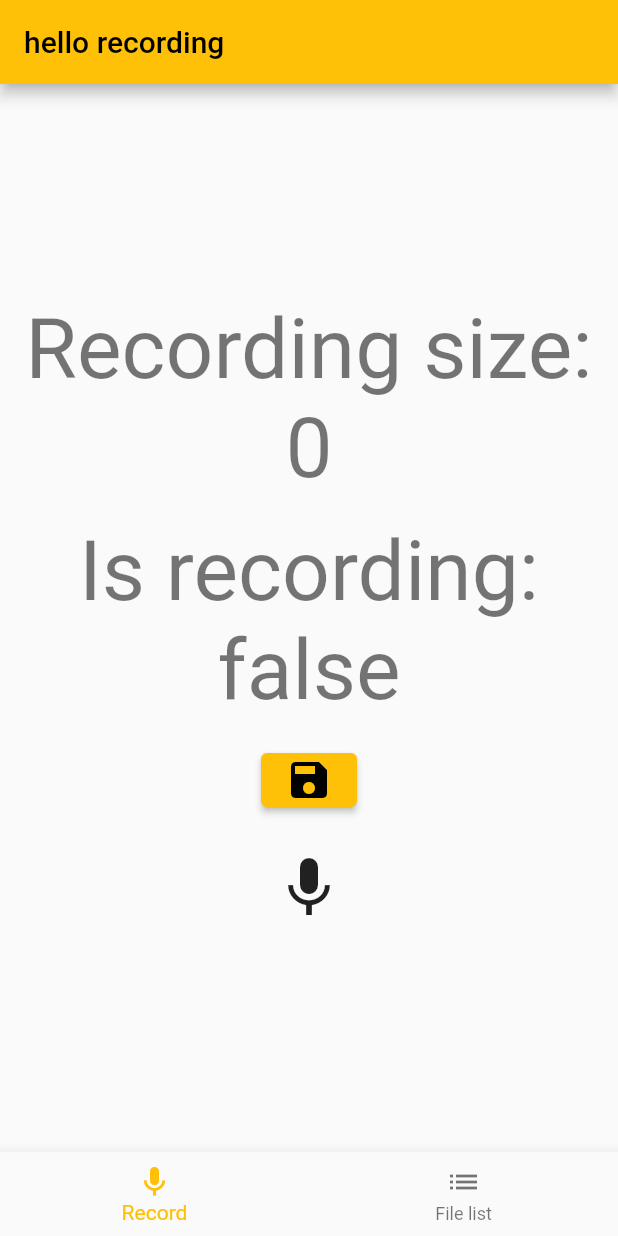
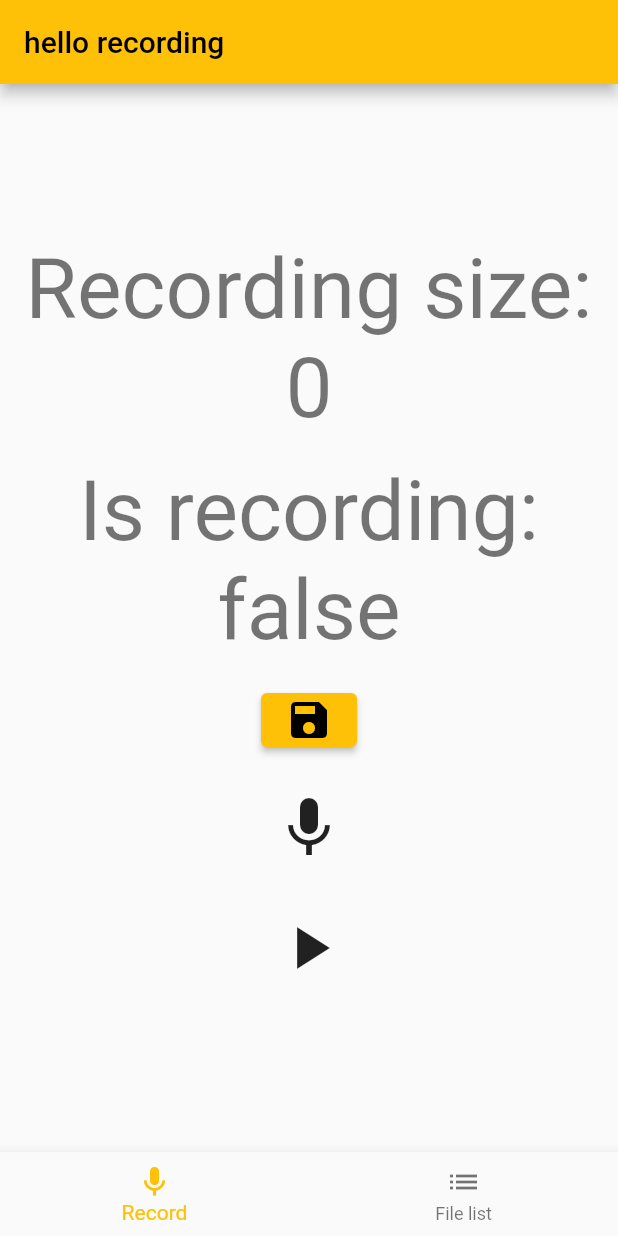
Before and after one commit to kassfir/audio_recorder_app, a Flutter app: the screen it shows after launch, after a tap on the "save" icon, on a phone screen of 412 x 824 dp. Run offline on Flutter 3.47's test engine with Material 2 defaults, Android fonts, the phone set to English and light mode, and no system bars; our stand-ins replace audioplayers; missing offline and left inert: dart:ffi, mic_stream.

Commit message:
headers are now added to the saveFile function. Saved files can now be played

```diff
--- a/lib/record_screen.dart
+++ b/lib/record_screen.dart
@@ -2,11 +2,14 @@ import 'dart:async';
 import 'dart:io';
 import 'dart:core';
 import 'dart:developer';
+import 'dart:typed_data';
 
+import 'package:audioplayers/audioplayers.dart';
 import 'package:flutter/material.dart';
 
 import 'package:mic_stream/mic_stream.dart';
 import 'package:path_provider/path_provider.dart';
+import 'package:uuid/uuid.dart';
 
 class RecordScreen extends StatefulWidget {
   const RecordScreen({Key? key}) : super(key: key);
@@ -27,25 +30,27 @@ class RecordScreenState extends State<RecordScreen> {
   bool _isRecording = false;
   bool _isInitializing = true;
   Stream<List<int>>? stream;
-  List<int> _bytes = [];
+  // Uint8List _bytes = Uint8List.fromList([]);
+  final List<int> _bytes = [];
+  StreamSubscription<List<int>>? streamSubscription;
+  final AudioPlayer player = AudioPlayer();
 
-  StreamSubscription<List<int>>? streamSubscription;
-
-  @override
-  void initState() {
-    super.initState();
-  }
+  final SAMPLE_RATE = 44100;
 
   @override
   void didChangeDependencies() async {
     if (_isInitializing) {
-      stream = await MicStream.microphone(sampleRate: 44100);
+      stream = await MicStream.microphone(
+        sampleRate: SAMPLE_RATE,
+        channelConfig: ChannelConfig.CHANNEL_IN_MONO,
+        audioFormat: AudioFormat.ENCODING_PCM_16BIT,
+      );
       streamSubscription = stream!.listen((samples) {
         if (_isRecording) {
+          // _bytes.addAll(samples);
           _bytes.addAll(samples);
           setState(() {});
         }
-        ;
       });
 
       setState(() {
@@ -67,10 +72,56 @@ class RecordScreenState extends State<RecordScreen> {
   }
 
   void _saveFile() async {
-    var directory = await getApplicationDocumentsDirectory();
-    var filePath = '${directory.path}/record.wav';
+    final directory = await getApplicationDocumentsDirectory();
+    final fileName = Uuid().v1();
+    final filePath = '${directory.path}/${fileName}.wav';
 
-    await File(filePath).writeAsBytes(_bytes);
+    final size = _bytes.length;
+    final fileSize = size + 36;
+    final channels = 1;
+    final int byteRate = ((16 * SAMPLE_RATE * channels) / 8).round();
+
+    List<int> fullFile = [
+      // "RIFF"
+      82, 73, 70, 70,
+      fileSize & 0xff,
+      (fileSize >> 8) & 0xff,
+      (fileSize >> 16) & 0xff,
+      (fileSize >> 24) & 0xff,
+      // WAVE
+      87, 65, 86, 69,
+      // fmt
+      102, 109, 116, 32,
+      // fmt chunk size 16
+      16, 0, 0, 0,
+      // Type of format
+      1, 0,
+      // One channel
+      channels, 0,
+      // Sample rate
+      SAMPLE_RATE & 0xff,
+      (SAMPLE_RATE >> 8) & 0xff,
+      (SAMPLE_RATE >> 16) & 0xff,
+      (SAMPLE_RATE >> 24) & 0xff,
+      // Byte rate
+      byteRate & 0xff,
+      (byteRate >> 8) & 0xff,
+      (byteRate >> 16) & 0xff,
+      (byteRate >> 24) & 0xff,
+      // Uhm
+      ((16 * channels) / 8).round(), 0,
+      // bitsize
+      16, 0,
+      // "data"
+      100, 97, 116, 97,
+      size & 0xff,
+      (size >> 8) & 0xff,
+      (size >> 16) & 0xff,
+      (size >> 24) & 0xff,
+      ..._bytes
+    ];
+
+    await File(filePath).writeAsBytes(fullFile);
     log(filePath);
   }
 
@@ -117,6 +168,22 @@ class RecordScreenState extends State<RecordScreen> {
                 _isRecording ? _stopRecording() : _startRecording(),
             iconSize: 48.0,
           ),
+          SizedBox(
+            height: 16.0,
+          ),
+          IconButton(
+            icon: Icon(Icons.play_arrow),
+            onPressed: () {
+              // player.play(UrlSource(
+              //     'https://download.samplelib.com/mp3/sample-3s.mp3'));
+              player.play(
+                BytesSource(
+                  Uint8List.fromList(_bytes),
+                ),
+              );
+            },
+            iconSize: 48.0,
+          ),
         ],
       ),
     );
--- a/pubspec.yaml
+++ b/pubspec.yaml
@@ -38,6 +38,8 @@ dependencies:
   permission_handler: ^10.0.0
   path_provider: ^2.0.11
   mic_stream: ^0.6.2
+  uuid: ^3.0.6
+  audioplayers: ^1.1.0
 
 dev_dependencies:
   flutter_test:
```
Also changed, not shown: lib/file_list_screen.dart (+110 -9 lines), pubspec.lock.
